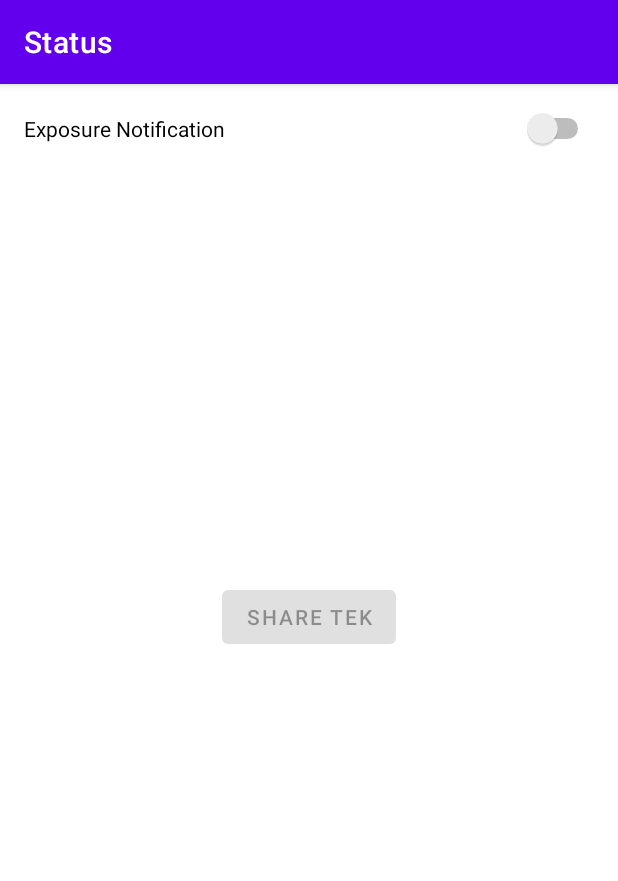
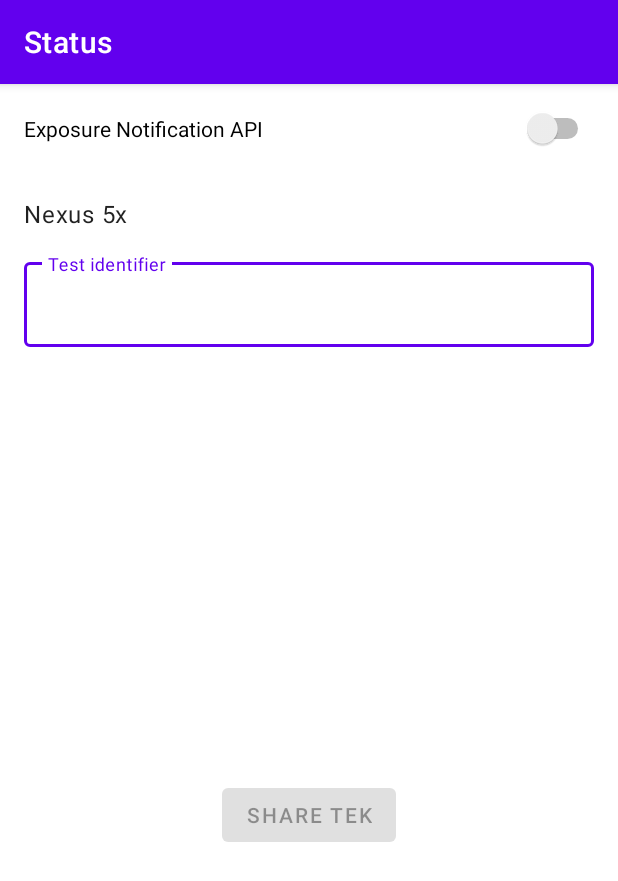
Before and after one commit to minvws/nl-covid19-notification-lab-android, an Android app: the layout fragment_status.xml on its own in the app's theme, with its tools: preview values and no code run, on a phone screen of 412 x 824 dp. Shown: the top 881 px of the screen. Run offline under Robolectric (Android 15) with nearby library versions, the phone set to English and light mode, and no system bars.

Commit message:
Add input for test id and show device id
Add input for the test id and show the device id.
Encode both ids in the QR code that is generated.

```diff
--- a/app/build.gradle
+++ b/app/build.gradle
@@ -30,6 +30,7 @@ android {
 
     buildFeatures {
         viewBinding = true
+        dataBinding = true
     }
 
     kotlinOptions {
--- a/app/src/main/java/nl/rijksoverheid/en/lab/BaseFragment.kt
+++ b/app/src/main/java/nl/rijksoverheid/en/lab/BaseFragment.kt
@@ -13,6 +13,6 @@ import androidx.lifecycle.ViewModelProvider
 abstract class BaseFragment(@LayoutRes layout: Int) : Fragment(layout) {
 
     override fun getDefaultViewModelProviderFactory(): ViewModelProvider.Factory {
-        return LabViewModelFactory(requireContext())
+        return LabViewModelFactory(requireContext().applicationContext)
     }
 }
--- a/app/src/main/java/nl/rijksoverheid/en/lab/MainActivity.kt
+++ b/app/src/main/java/nl/rijksoverheid/en/lab/MainActivity.kt
@@ -50,6 +50,6 @@ class MainActivity : AppCompatActivity() {
     }
 
     override fun getDefaultViewModelProviderFactory(): ViewModelProvider.Factory {
-        return LabViewModelFactory(this)
+        return LabViewModelFactory(applicationContext)
     }
 }
--- a/app/src/main/res/layout/fragment_status.xml
+++ b/app/src/main/res/layout/fragment_status.xml
@@ -2,7 +2,8 @@
 <androidx.constraintlayout.widget.ConstraintLayout xmlns:android="http://schemas.android.com/apk/res/android"
     xmlns:app="http://schemas.android.com/apk/res-auto"
     android:layout_width="match_parent"
-    android:layout_height="match_parent">
+    android:layout_height="match_parent"
+    xmlns:tools="http://schemas.android.com/tools">
 
     <androidx.appcompat.widget.Toolbar
         android:id="@+id/toolbar"
@@ -23,6 +24,40 @@
         app:layout_constraintStart_toStartOf="parent"
         app:layout_constraintTop_toBottomOf="@id/toolbar" />
 
+    <TextView
+        android:layout_marginTop="32dp"
+        android:paddingStart="16dp"
+        android:paddingEnd="16dp"
+        android:textAppearance="?attr/textAppearanceBody1"
+        app:layout_constraintStart_toStartOf="parent"
+        app:layout_constraintEnd_toEndOf="parent"
+        android:id="@+id/device_name"
+        app:layout_constraintTop_toBottomOf="@id/enable_exposure_notification"
+        tools:text="Nexus 5x"
+        android:layout_width="0dp"
+        android:layout_height="wrap_content"/>
+
+    <com.google.android.material.textfield.TextInputLayout
+        android:layout_marginTop="16dp"
+        style="@style/Widget.MaterialComponents.TextInputLayout.OutlinedBox"
+        app:layout_constraintTop_toBottomOf="@id/device_name"
+        android:id="@+id/test_id_layout"
+        app:layout_constraintStart_toStartOf="parent"
+        app:layout_constraintEnd_toEndOf="parent"
+        android:layout_marginStart="16dp"
+        android:layout_marginEnd="16dp"
+        android:layout_width="0dp"
+        app:endIconMode="clear_text"
+        android:hint="@string/test_id_hint"
+        android:layout_height="wrap_content">
+        <com.google.android.material.textfield.TextInputEditText
+            android:singleLine="true"
+            android:imeOptions="actionDone"
+            android:id="@+id/test_id"
+            android:layout_width="match_parent"
+            android:layout_height="wrap_content"/>
+    </com.google.android.material.textfield.TextInputLayout>
+
     <ImageView
         android:id="@+id/tek_qr_code"
         android:layout_width="@dimen/qr_code"
@@ -30,7 +65,7 @@
         app:layout_constraintEnd_toEndOf="parent"
         android:layout_marginTop="16dp"
         app:layout_constraintStart_toStartOf="parent"
-        app:layout_constraintTop_toBottomOf="@id/enable_exposure_notification" />
+        app:layout_constraintTop_toBottomOf="@id/test_id_layout" />
 
     <Button
         android:id="@+id/share_tek"
--- a/app/src/main/res/values/strings.xml
+++ b/app/src/main/res/values/strings.xml
@@ -1,7 +1,7 @@
 <resources>
     <string name="app_name">Lab</string>
     <string name="generic_error_message">Generic Error Message</string>
-    <string name="label_enable_exposure_notification">Exposure Notification</string>
+    <string name="label_enable_exposure_notification">Exposure Notification API</string>
     <string name="button_enable_exposure_notification">Enable</string>
     <string name="button_disable_exposure_notification">Disable</string>
     <string name="nav_status">Status</string>
@@ -18,4 +18,5 @@
     <string name="show_tek_qr">Share TEK</string>
     <string name="share_tek_no_key_error">No key available, please try again</string>
     <string name="keys_scan_barcode">Scan TEK barcode</string>
+    <string name="test_id_hint">Test identifier</string>
 </resources>
```
Also changed, not shown: app/src/main/java/nl/rijksoverheid/en/lab/LabViewModelFactory.kt (+5 -2 lines), app/src/main/java/nl/rijksoverheid/en/lab/status/NotificationsStatusFragment.kt (+34 -3 lines), app/src/main/java/nl/rijksoverheid/en/lab/status/NotificationsStatusViewModel.kt (+9 -1 lines).
